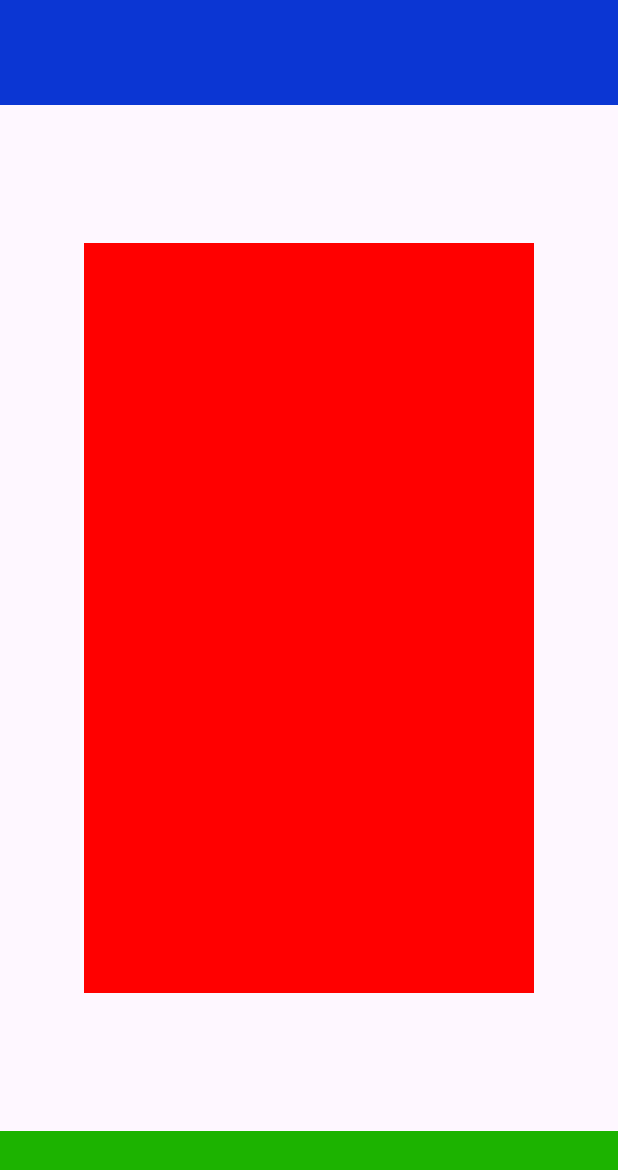
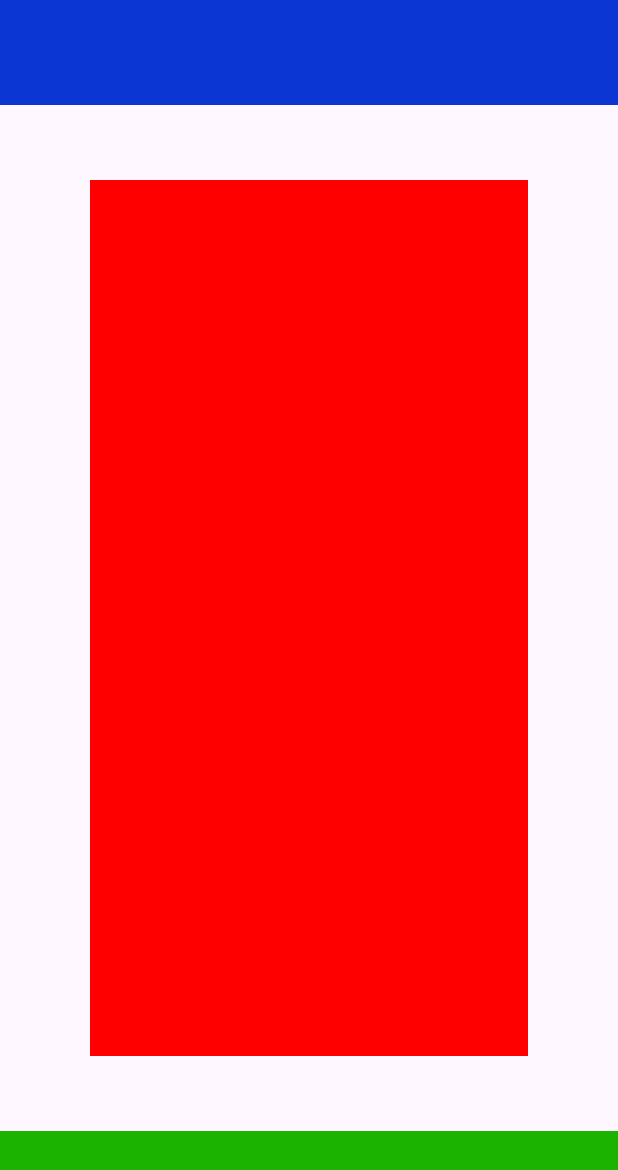
Before and after one commit to Orkhan228/AndroidMovieApp, an Android app: the screen it shows after launch (MainActivity), on a phone screen of 412 x 824 dp. Shown: the top 1170 px of the screen. Run offline under Robolectric (Android 15) with nearby library versions, the phone set to English and light mode, and no system bars.

Commit message:
Tried to make a flexible layout

```diff
--- a/app/src/main/res/layout/activity_main.xml
+++ b/app/src/main/res/layout/activity_main.xml
@@ -7,26 +7,35 @@
     android:layout_height="match_parent"
     tools:context=".MainActivity">
     <LinearLayout
-        android:layout_width="300dp"
-        android:layout_height="500dp"
+        android:layout_width="0dp"
+        android:layout_height="0dp"
         android:orientation="vertical"
-        android:id="@+id/cont1"
-        android:gravity="center"
+        android:id="@+id/linearlayout"
         app:layout_constraintStart_toStartOf="parent"
         app:layout_constraintEnd_toEndOf="parent"
         android:background="#FF0000"
-        app:layout_constraintBottom_toTopOf="@id/cont2"
-        app:layout_constraintTop_toBottomOf="@id/cont3"/>
+        app:layout_constraintBottom_toTopOf="@id/bottom"
+        app:layout_constraintTop_toBottomOf="@id/top"
+        android:layout_marginStart="60dp"
+        android:layout_marginEnd="60dp"
+        android:layout_marginTop="50dp"
+        android:layout_marginBottom="50dp"
+        app:layout_constraintWidth_default="spread"
+        app:layout_constraintHeight_default="spread"/>
     <FrameLayout
         android:layout_width="match_parent"
         android:layout_height="70dp"
-        android:id="@+id/cont2"
+        android:id="@+id/bottom"
         android:background="#1CB300"
-        app:layout_constraintBottom_toBottomOf="parent"/>
+        app:layout_constraintBottom_toBottomOf="parent"
+        app:layout_constraintTop_toBottomOf="@id/linearlayout"
+        app:layout_constraintHeight_default="spread"/>
     <FrameLayout
         android:layout_width="match_parent"
         android:layout_height="70dp"
-        android:id="@+id/cont3"
+        android:id="@+id/top"
         android:background="#0B36D3"
-        app:layout_constraintTop_toTopOf="parent"/>
+        app:layout_constraintTop_toTopOf="parent"
+        app:layout_constraintBottom_toTopOf="@id/linearlayout"
+        app:layout_constraintHeight_default="spread"/>
 </androidx.constraintlayout.widget.ConstraintLayout>
```
